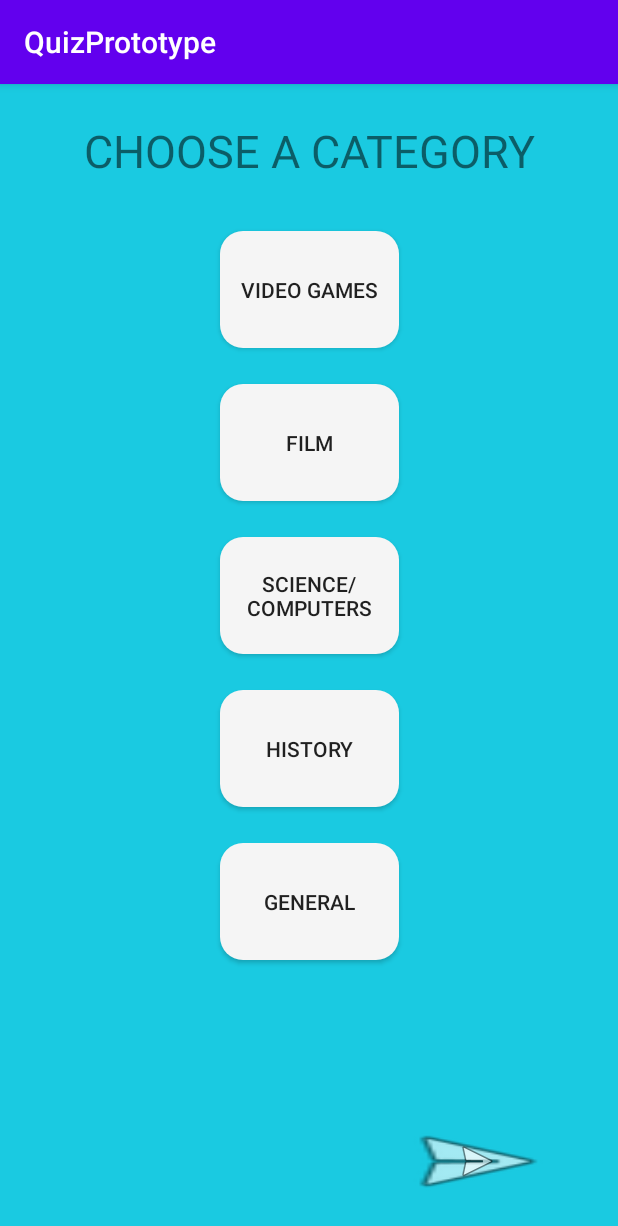
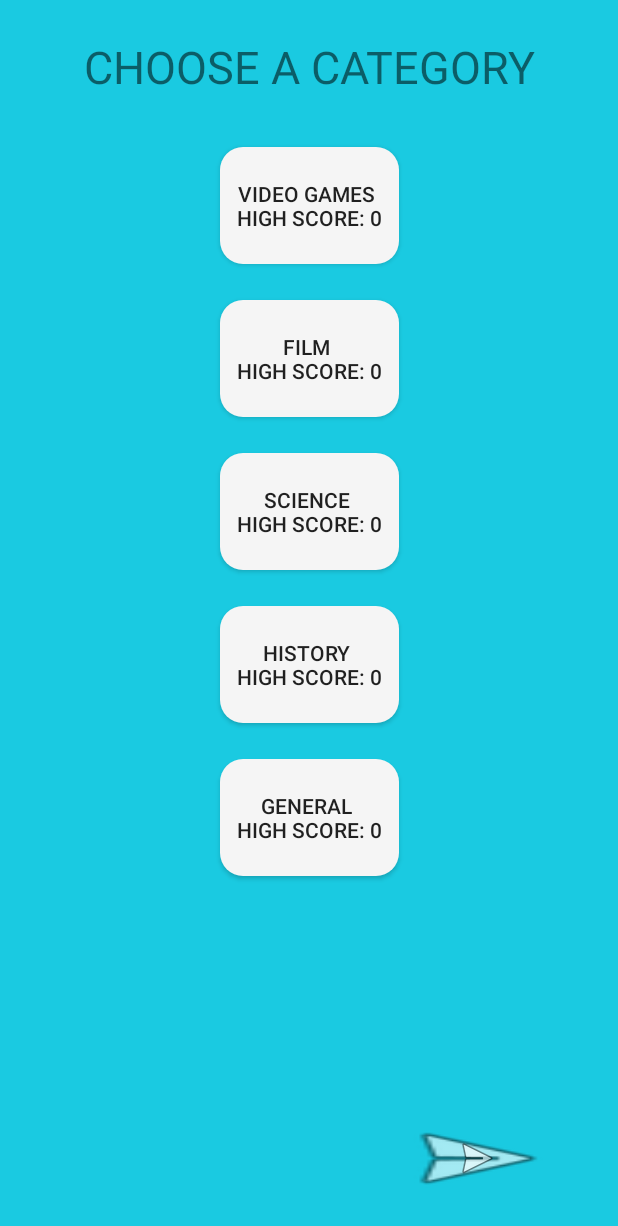
Before and after one commit to Prydain/QuizPrototype, an Android app: the screen it shows after launch (MainActivity), on a phone screen of 412 x 824 dp. Shown: the top 1226 px of the screen. Run offline under Robolectric (Android 15) with nearby library versions, the phone set to English and light mode, and no system bars.

Commit message:
The app works! Now we just need to make it pretty <3

```diff
--- a/app/src/main/AndroidManifest.xml
+++ b/app/src/main/AndroidManifest.xml
@@ -8,10 +8,10 @@
     <application
         android:allowBackup="true"
         android:icon="@mipmap/ic_launcher"
-        android:label="@string/app_name"
+        android:label="Something"
         android:roundIcon="@mipmap/ic_launcher_round"
         android:supportsRtl="true"
-        android:theme="@style/AppTheme">
+        android:theme="@style/Theme.AppCompat.Light.NoActionBar">
         <activity android:name=".QuestionsScreen"></activity>
         <activity android:name=".ResultsScreen"></activity>
         <activity android:name=".MainActivity">
--- a/app/src/main/java/com/example/quizprototype/MainActivity.java
+++ b/app/src/main/java/com/example/quizprototype/MainActivity.java
@@ -1,24 +1,41 @@
 package com.example.quizprototype;
 
+import android.content.Context;
 import android.content.Intent;
+import android.content.SharedPreferences;
 import android.os.Bundle;
 import android.view.View;
+import android.view.Window;
+import android.widget.TextView;
 
 import androidx.appcompat.app.AppCompatActivity;
 
 public class MainActivity extends AppCompatActivity {
+    // URL for each category
     private String category;
     private String videoGamesURL;
     private String filmURL;
     private String scienceURL;
     private String historyURL;
     private String generalURL;
+
+
     public Results list;
+
+    public String scoreCategory;
+
+    public String highScoreKey = "highScore";
+    public String videoGameKey = "videoGames";
+    public String filmKey = "film";
+    public String scienceKey = "science";
+    public String historyKey = "history";
+    public String generalKey = "general";
 
 
     @Override
     protected void onCreate(Bundle savedInstanceState) {
         super.onCreate(savedInstanceState);
+
         setContentView(R.layout.activity_main);
         videoGamesURL = "https://opentdb.com/api.php?amount=10&category=15&difficulty=medium&type=multiple";
         filmURL = "https://opentdb.com/api.php?amount=10&category=11&difficulty=medium&type=multiple";
@@ -26,26 +43,50 @@ public class MainActivity extends AppCompatActivity {
         historyURL = "https://opentdb.com/api.php?amount=10&category=23&difficulty=medium&type=multiple";
         generalURL = "https://opentdb.com/api.php?amount=10&category=9&difficulty=medium&type=multiple";
 
+        SharedPreferences sharedPref = getApplicationContext().getSharedPreferences(highScoreKey, MODE_PRIVATE);
+        String videoGameHighScore = sharedPref.getString(videoGameKey, "0");
+        String filmHighScore = sharedPref.getString(filmKey, "0");
+        String scienceHighScore = sharedPref.getString(scienceKey, "0");
+        String historyHighScore = sharedPref.getString(historyKey, "0");
+        String generalHighScore = sharedPref.getString(generalKey, "0");
+
+        TextView videoGameButton = findViewById(R.id.videoGames);
+        TextView filmButton = findViewById(R.id.filmButton);
+        TextView scienceButton = findViewById(R.id.scienceButton);
+        TextView historyButton = findViewById(R.id.historyButton);
+        TextView generalButton = findViewById(R.id.generalButton);
+
+        videoGameButton.setText("Video Games \n" + "High Score: " + videoGameHighScore);
+        filmButton.setText("Film \n" + "High Score: " + filmHighScore);
+        scienceButton.setText("Science \n" + "High Score: " + scienceHighScore);
+        historyButton.setText("History \n" + "High Score: " + historyHighScore);
+        generalButton.setText("General \n" + "High Score: " + generalHighScore);
+
     }
 
     public void setVideoGamesURL(View view) {
         category = videoGamesURL;
+        scoreCategory = "videoGames";
     }
 
     public void setFilmURL(View view) {
         category = filmURL;
+        scoreCategory = "film";
     }
 
     public void setScienceURL(View view) {
         category = scienceURL;
+        scoreCategory = "science";
     }
 
     public void setHistoryURL(View view) {
         category = historyURL;
+        scoreCategory = "history";
     }
 
     public void setGeneralURL(View view) {
         category = generalURL;
+        scoreCategory = "general";
     }
 
 
@@ -56,6 +97,7 @@ public class MainActivity extends AppCompatActivity {
 
         Intent intent = new Intent(this, QuestionsScreen.class);
         intent.putExtra("category", category);
+        intent.putExtra("scoreCategory", scoreCategory);
 
         startActivity(intent);
     }
--- a/app/src/main/java/com/example/quizprototype/QuestionsScreen.java
+++ b/app/src/main/java/com/example/quizprototype/QuestionsScreen.java
@@ -19,6 +19,7 @@ public class QuestionsScreen extends AppCompatActivity {
     public Results results;
     public int i;
     public int score;
+    public String scoreCategory;
 
     protected void onCreate(Bundle savedInstanceState) {
         super.onCreate(savedInstanceState);
@@ -26,6 +27,7 @@ public class QuestionsScreen extends AppCompatActivity {
         Intent intent = getIntent();
 
         categories = intent.getStringExtra("category");
+        scoreCategory = intent.getStringExtra("scoreCategory");
         i = 0;
         score = 0;
 
@@ -180,6 +182,7 @@ public class QuestionsScreen extends AppCompatActivity {
         else{
             Intent intent = new Intent(this, ResultsScreen.class);
             intent.putExtra("score", score);
+            intent.putExtra("category", scoreCategory);
 
             startActivity(intent);
         }
```
Also changed, not shown: app/src/main/java/com/example/quizprototype/ResultsScreen.java (+16 -0 lines).
